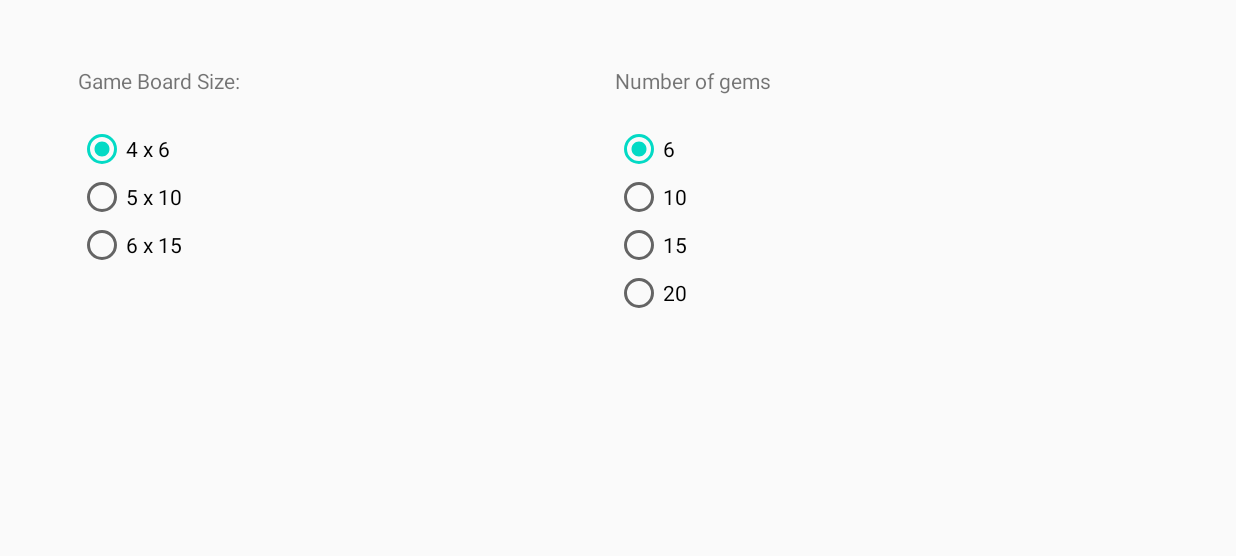
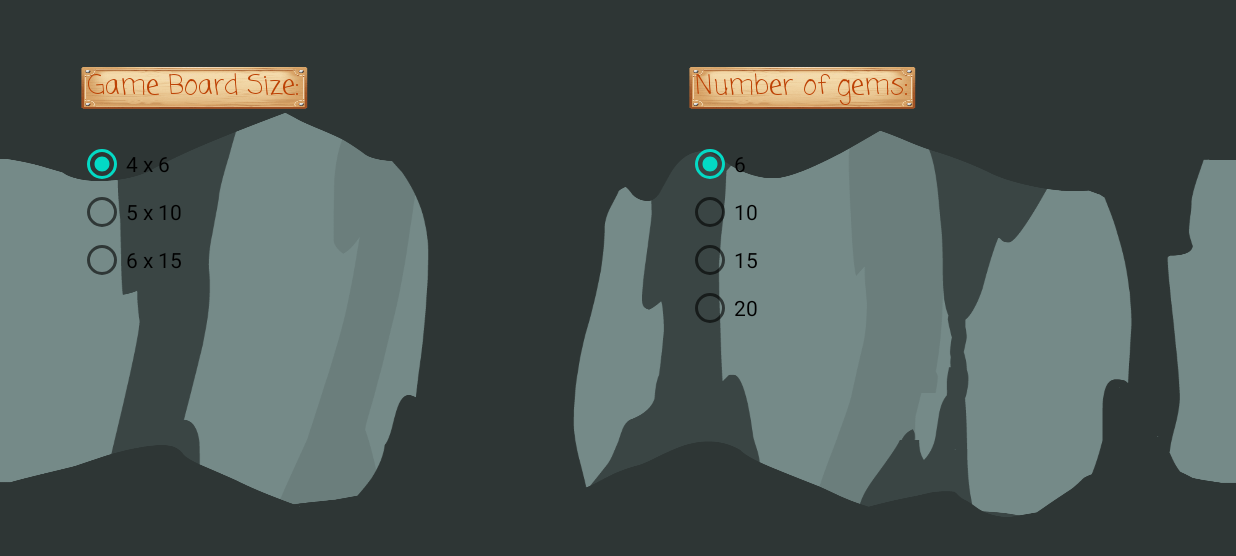
Before and after one commit to jevidin/GemMine, an Android app: the OptionsActivity screen opened directly, with no data from a screen before it, on a phone screen of 824 x 412 dp (held sideways). Shown: the top 556 px of the screen. Run offline under Robolectric (Android 15) with nearby library versions, the phone set to English and light mode, and no system bars.

Commit message:
[tamseant] added cave miner theme

```diff
--- a/app/src/main/java/com/example/assignment3/GameActivity.java
+++ b/app/src/main/java/com/example/assignment3/GameActivity.java
@@ -21,7 +21,7 @@ public class GameActivity extends AppCompatActivity {
 
     private static int row_amount;
     private static int col_amount;
-    Button buttons[][];
+    Button[][] buttons;
     @Override
     protected void onCreate(Bundle savedInstanceState) {
         super.onCreate(savedInstanceState);
@@ -67,7 +67,7 @@ public class GameActivity extends AppCompatActivity {
                         btn.getViewTreeObserver().removeOnGlobalLayoutListener(this);
                         int newWidth = btn.getHeight();
                         int newHeight = btn.getHeight();
-                        Bitmap originalBitmap = BitmapFactory.decodeResource(getResources(), R.drawable.virus_green);
+                        Bitmap originalBitmap = BitmapFactory.decodeResource(getResources(), R.drawable.rock2shrinked);
                         Bitmap scaledBitmap = Bitmap.createScaledBitmap(originalBitmap, newWidth, newHeight, true);
                         Resources resource = getResources();
                         btn.setBackground(new BitmapDrawable(resource, scaledBitmap));
@@ -88,7 +88,7 @@ public class GameActivity extends AppCompatActivity {
         lockButtonSizes();
         int newWidth = btn.getWidth();
         int newHeight = btn.getHeight();
-        Bitmap originalBitmap = BitmapFactory.decodeResource(getResources(), R.drawable.jackolantern1);
+        Bitmap originalBitmap = BitmapFactory.decodeResource(getResources(), R.drawable.gem1);
         Bitmap scaledBitmap = Bitmap.createScaledBitmap(originalBitmap, newWidth, newHeight, true);
         Resources resource = getResources();
         btn.setBackground(new BitmapDrawable(resource, scaledBitmap));
--- a/app/src/main/java/com/example/assignment3/OptionsActivity.java
+++ b/app/src/main/java/com/example/assignment3/OptionsActivity.java
@@ -72,7 +72,7 @@ public class OptionsActivity extends AppCompatActivity {
                 }
             });
             group.addView(btn);
-            //FIXXX
+
             String gameSize = getRowCount(this) + " x " + getColCount(this);
             if(selected_game_size.equals(gameSize)){
                 btn.setChecked(true);
--- a/app/src/main/res/layout/activity_game.xml
+++ b/app/src/main/res/layout/activity_game.xml
@@ -4,13 +4,14 @@
     xmlns:tools="http://schemas.android.com/tools"
     android:layout_width="match_parent"
     android:layout_height="match_parent"
-    tools:context=".GameActivity">
+    tools:context=".GameActivity"
+    android:background="@drawable/cave2">
 
     <TableLayout
         android:id="@+id/table_for_buttons"
         android:layout_width="match_parent"
         android:layout_height="match_parent"
-        android:layout_marginTop="70dp"
+        android:layout_marginTop="50dp"
         app:layout_constraintBottom_toBottomOf="parent"
         app:layout_constraintEnd_toEndOf="parent"
         app:layout_constraintStart_toStartOf="parent"
--- a/app/src/main/res/layout/activity_options.xml
+++ b/app/src/main/res/layout/activity_options.xml
@@ -4,7 +4,8 @@
     xmlns:tools="http://schemas.android.com/tools"
     android:layout_width="match_parent"
     android:layout_height="match_parent"
-    tools:context=".OptionsActivity">
+    tools:context=".OptionsActivity"
+    android:background="@drawable/cave1">
 
     <RadioGroup
         android:id="@+id/radio_group_game_size"
@@ -12,24 +13,33 @@
         android:layout_height="wrap_content"
         android:layout_marginTop="20dp"
         app:layout_constraintStart_toStartOf="@+id/txt_board_size"
-        app:layout_constraintTop_toBottomOf="@+id/txt_board_size" />
+        app:layout_constraintTop_toBottomOf="@+id/txt_board_size"
+        />
 
     <TextView
         android:id="@+id/txt_board_size"
-        android:layout_width="wrap_content"
-        android:layout_height="wrap_content"
+        android:layout_width="155dp"
+        android:layout_height="29dp"
         android:layout_marginStart="52dp"
         android:layout_marginTop="44dp"
-        android:text="Game Board Size:"
+        android:background="@drawable/sign1"
+        android:fontFamily="casual"
+        android:text=" Game Board Size:"
+        android:textColor="#BD4104"
+        android:textSize="18sp"
         app:layout_constraintStart_toStartOf="parent"
         app:layout_constraintTop_toTopOf="parent" />
 
     <TextView
         android:id="@+id/txt_gems"
-        android:layout_width="wrap_content"
-        android:layout_height="wrap_content"
+        android:layout_width="155dp"
+        android:layout_height="29dp"
         android:layout_marginStart="250dp"
-        android:text="Number of gems"
+        android:background="@drawable/sign1"
+        android:fontFamily="casual"
+        android:text=" Number of gems:"
+        android:textColor="#BD4104"
+        android:textSize="18sp"
         app:layout_constraintStart_toEndOf="@+id/txt_board_size"
         app:layout_constraintTop_toTopOf="@+id/txt_board_size" />
 
```
Also changed, not shown: app/src/main/res/layout/activity_main.xml (+9 -6 lines), app/src/main/res/drawable/cave1.png (added), app/src/main/res/drawable/cave2.png (added), app/src/main/res/drawable/gem1.png (added), app/src/main/res/drawable/jackolantern.png (deleted), app/src/main/res/drawable/jackolantern1.png (deleted), app/src/main/res/drawable/jackolantern2.png (deleted), app/src/main/res/drawable/rock1shrinked.png (added), app/src/main/res/drawable/rock2.png (added), app/src/main/res/drawable/rock2shrinked.png (added), app/src/main/res/drawable/rock4.png (added), app/src/main/res/drawable/rock4shrinked.png (added), app/src/main/res/drawable/sign1.png (added).
